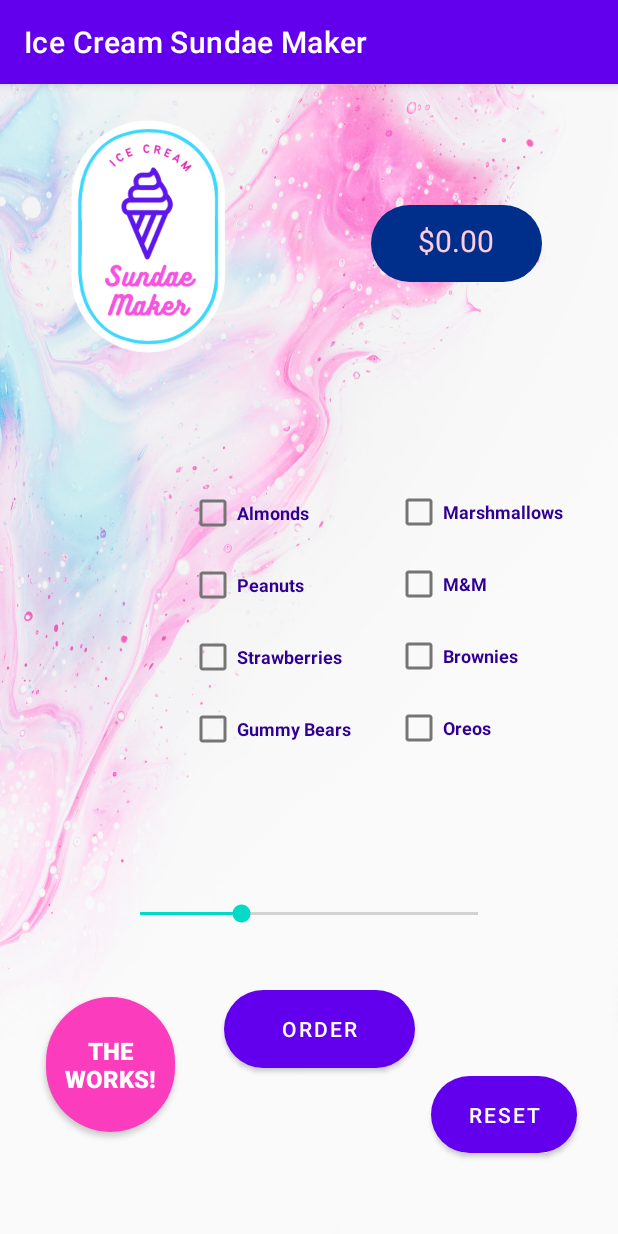
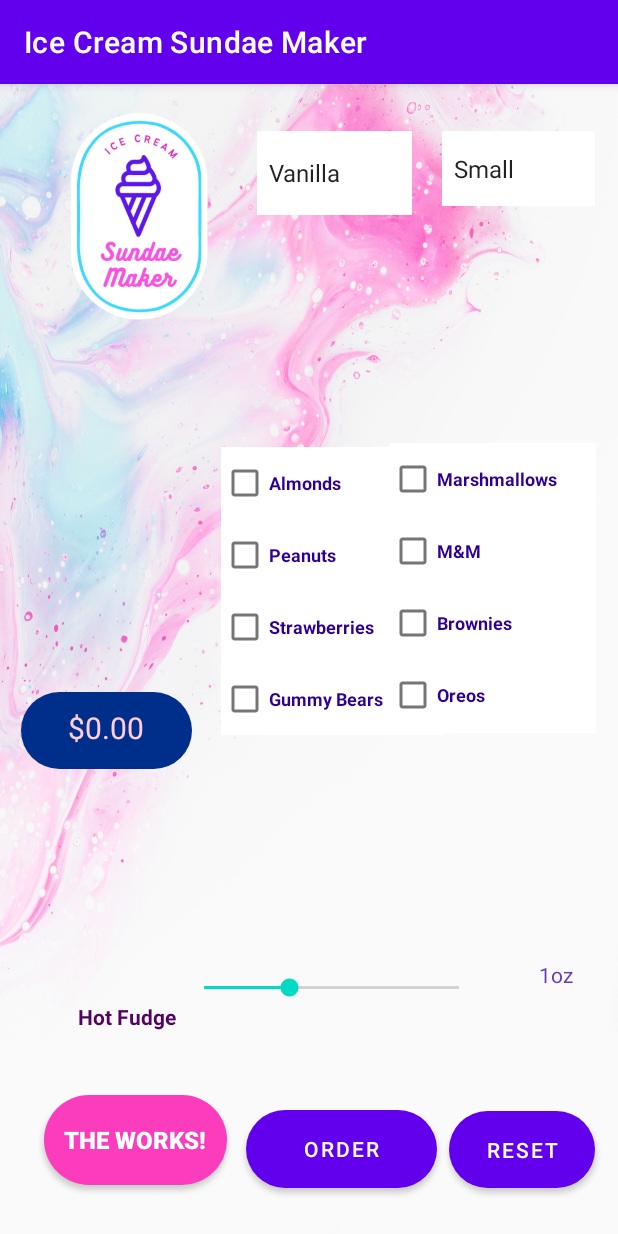
Before and after one commit to MailingDelgadoMedina/Ice_Cream_Sundae_Maker, an Android app: the screen it shows after launch (MainActivity), on a phone screen of 412 x 824 dp. Run offline under Robolectric (Android 15) with nearby library versions, the phone set to English and light mode, and no system bars.

Commit message:
finished front end its not wired up yet

```diff
--- a/app/src/main/java/com/mailingdelgadomedina/icecreamsundaemaker/MainActivity.java
+++ b/app/src/main/java/com/mailingdelgadomedina/icecreamsundaemaker/MainActivity.java
@@ -1,7 +1,10 @@
 package com.mailingdelgadomedina.icecreamsundaemaker;
+
+
 
 import androidx.appcompat.app.AppCompatActivity;
 
+import android.annotation.SuppressLint;
 import android.os.Bundle;
 import android.widget.SeekBar;
 import android.widget.TextView;
@@ -9,18 +12,19 @@ import android.widget.Toast;
 
 public class MainActivity extends AppCompatActivity {
 SeekBar seekbar;
-TextView textView;
+TextView hotFudgeTextView;
     @Override
     protected void onCreate(Bundle savedInstanceState) {
         super.onCreate(savedInstanceState);
         setContentView(R.layout.activity_main);
         seekbar = findViewById(R.id.seekBar);
-        textView = findViewById(R.id.textView);
+        hotFudgeTextView = findViewById(R.id.hotfudge_oz_textView);
         seekbar.setOnSeekBarChangeListener(new SeekBar.OnSeekBarChangeListener() {
+            @SuppressLint("SetTextI18n")
             @Override
             public void onProgressChanged(SeekBar seekBar, int progress, boolean fromUser) {
                 Toast.makeText(MainActivity.this,"Progress Updated", Toast.LENGTH_SHORT).show();
-            textView.setText(Integer.toString(progress));
+            hotFudgeTextView.setText(Integer.toString(progress)+"oz");
             }
 
             @Override
--- a/app/src/main/res/layout/activity_main.xml
+++ b/app/src/main/res/layout/activity_main.xml
@@ -26,16 +26,18 @@
         app:flow_verticalAlign="center"
         app:layout_constraintBottom_toBottomOf="parent"
         app:layout_constraintEnd_toEndOf="parent"
-        app:layout_constraintHorizontal_bias="0.831"
+        app:layout_constraintHorizontal_bias="0.047"
         app:layout_constraintStart_toStartOf="parent"
         app:layout_constraintTop_toTopOf="parent"
-        app:layout_constraintVertical_bias="0.113" />
+        app:layout_constraintVertical_bias="0.566" />
 
     <androidx.appcompat.widget.AppCompatButton
         android:id="@+id/theworks_button"
-        android:layout_width="86dp"
-        android:layout_height="90dp"
+        android:layout_width="122dp"
+        android:layout_height="60dp"
 
+        android:layout_marginStart="29dp"
+        android:layout_marginEnd="26dp"
         android:background="@drawable/my_button_border"
         android:text="@string/the_works"
         android:textColor="#FFFFFF"
@@ -43,15 +45,16 @@
         android:textStyle="bold"
         app:layout_constraintBottom_toBottomOf="parent"
         app:layout_constraintEnd_toEndOf="parent"
-        app:layout_constraintHorizontal_bias="0.095"
+        app:layout_constraintEnd_toStartOf="@+id/size_spinner"
+        app:layout_constraintHorizontal_bias="0.0"
         app:layout_constraintStart_toStartOf="parent"
         app:layout_constraintTop_toTopOf="parent"
-        app:layout_constraintVertical_bias="0.898" />
+        app:layout_constraintVertical_bias="0.952" />
 
     <ImageView
         android:id="@+id/imageView"
-        android:layout_width="256dp"
-        android:layout_height="242dp"
+        android:layout_width="240dp"
+        android:layout_height="215dp"
 
         android:layout_marginStart="-30dp"
         android:layout_marginTop="-20dp"
@@ -59,7 +62,7 @@
         android:padding="0dp"
         app:layout_constraintBottom_toBottomOf="parent"
         app:layout_constraintEnd_toEndOf="parent"
-        app:layout_constraintHorizontal_bias="0.0"
+        app:layout_constraintHorizontal_bias="0.009"
         app:layout_constraintStart_toStartOf="parent"
         app:layout_constraintTop_toTopOf="parent"
         app:layout_constraintVertical_bias="0.0"
@@ -73,10 +76,10 @@
         android:text="@string/reset"
         app:layout_constraintBottom_toBottomOf="parent"
         app:layout_constraintEnd_toEndOf="parent"
-        app:layout_constraintHorizontal_bias="0.914"
+        app:layout_constraintHorizontal_bias="0.951"
         app:layout_constraintStart_toStartOf="parent"
         app:layout_constraintTop_toTopOf="parent"
-        app:layout_constraintVertical_bias="0.923" />
+        app:layout_constraintVertical_bias="0.955" />
 
     <Button
         android:id="@+id/order_button"
@@ -86,25 +89,134 @@
         android:text="@string/order"
         app:layout_constraintBottom_toBottomOf="parent"
         app:layout_constraintEnd_toEndOf="parent"
-        app:layout_constraintHorizontal_bias="0.524"
+        app:layout_constraintHorizontal_bias="0.576"
         app:layout_constraintStart_toStartOf="parent"
-        app:layout_constraintTop_toBottomOf="@+id/linearLayout"
-        app:layout_constraintVertical_bias="0.572" />
+        app:layout_constraintTop_toTopOf="parent"
+        app:layout_constraintVertical_bias="0.955" />
+
+    <LinearLayout
+        android:id="@+id/left_LinearLayout"
+        android:layout_width="149dp"
+        android:layout_height="192dp"
+
+        android:background="#FFFFFF"
+        android:orientation="vertical"
+        app:layout_constraintBottom_toBottomOf="parent"
+        app:layout_constraintEnd_toEndOf="parent"
+        app:layout_constraintHorizontal_bias="0.56"
+        app:layout_constraintStart_toStartOf="parent"
+        app:layout_constraintTop_toTopOf="parent"
+        app:layout_constraintVertical_bias="0.42">
+
+        <CheckBox
+            android:id="@+id/almonds_checkBox"
+            android:layout_width="113dp"
+            android:layout_height="wrap_content"
+            android:text="@string/almonds"
+            android:textColor="#2F0092"
+            android:textColorHighlight="#E91E63"
+            android:textColorLink="#E91E63"
+            android:textSize="12sp"
+            android:textStyle="bold"
+            tools:ignore="HardcodedText" />
+
+        <CheckBox
+            android:id="@+id/peanuts_checkBox"
+            android:layout_width="117dp"
+            android:layout_height="wrap_content"
+            android:text="@string/peanuts"
+            android:textColor="#2F0092"
+            android:textColorHighlight="#E91E63"
+            android:textColorLink="#E91E63"
+            android:textSize="12sp"
+            android:textStyle="bold"
+            tools:ignore="HardcodedText" />
+
+        <CheckBox
+            android:id="@+id/strawberries_checkBox"
+            android:layout_width="wrap_content"
+            android:layout_height="wrap_content"
+            android:text="@string/strawberries"
+            android:textColor="#2F0092"
+            android:textColorHighlight="#E91E63"
+            android:textColorLink="#E91E63"
+            android:textSize="12sp"
+            android:textStyle="bold" />
+
+        <CheckBox
+            android:id="@+id/gummybears_checkBox"
+            android:layout_width="wrap_content"
+            android:layout_height="wrap_content"
+            android:text="@string/gummy_bears"
+            android:textColor="#2F0092"
+            android:textColorHighlight="#E91E63"
+            android:textColorLink="#E91E63"
+            android:textSize="12sp"
+            android:textStyle="bold"
+            tools:ignore="HardcodedText" />
+
+    </LinearLayout>
+
+    <SeekBar
+        android:id="@+id/seekBar"
+
+        android:layout_width="202dp"
+        android:layout_height="46dp"
+        android:clickable="true"
+        android:focusable="true"
+        android:indeterminate="false"
+        android:max="3"
+        android:progress="1"
+        app:layout_constraintBottom_toBottomOf="parent"
+        app:layout_constraintEnd_toEndOf="parent"
+        app:layout_constraintHorizontal_bias="0.572"
+        app:layout_constraintStart_toStartOf="parent"
+        app:layout_constraintTop_toTopOf="parent"
+        app:layout_constraintVertical_bias="0.803" />
+
+    <TextView
+        android:id="@+id/seekbar_label_textView"
+        android:layout_width="wrap_content"
+        android:layout_height="wrap_content"
+        android:layout_marginBottom="50dp"
+        android:text="@string/hot_fudge"
+        android:textColor="#520260"
+        android:textStyle="bold"
+        app:layout_constraintBottom_toBottomOf="parent"
+        app:layout_constraintEnd_toStartOf="@+id/seekBar"
+        app:layout_constraintHorizontal_bias="0.957"
+        app:layout_constraintStart_toStartOf="parent"
+        app:layout_constraintTop_toBottomOf="@+id/size_spinner"
+        app:layout_constraintVertical_bias="0.86" />
+
+    <TextView
+        android:id="@+id/hotfudge_oz_textView"
+        android:layout_width="32dp"
+        android:layout_height="16dp"
+        android:layout_marginStart="37dp"
+        android:hint="@string/_1oz"
+        android:textColor="#673AB7"
+        android:textColorHint="#673AB7"
+        app:layout_constraintBottom_toBottomOf="parent"
+        app:layout_constraintEnd_toEndOf="parent"
+        app:layout_constraintHorizontal_bias="0.0"
+        app:layout_constraintStart_toEndOf="@+id/seekBar"
+        app:layout_constraintTop_toTopOf="parent"
+        app:layout_constraintVertical_bias="0.777" />
 
     <LinearLayout
         android:id="@+id/linearLayout"
-        android:layout_width="0dp"
+        android:layout_width="138dp"
         android:layout_height="193dp"
-        android:layout_marginStart="8dp"
 
-        android:layout_marginEnd="27dp"
-
+        android:background="#FFFFFF"
         android:orientation="vertical"
         app:layout_constraintBottom_toBottomOf="parent"
         app:layout_constraintEnd_toEndOf="parent"
-        app:layout_constraintStart_toEndOf="@+id/left_LinearLayout"
+        app:layout_constraintHorizontal_bias="0.947"
+        app:layout_constraintStart_toStartOf="parent"
         app:layout_constraintTop_toTopOf="parent"
-        app:layout_constraintVertical_bias="0.455">
+        app:layout_constraintVertical_bias="0.417">
 
         <CheckBox
             android:id="@+id/marshmallows_checkBox"
@@ -153,82 +265,31 @@
             tools:ignore="TextContrastCheck" />
     </LinearLayout>
 
-    <LinearLayout
-        android:id="@+id/left_LinearLayout"
-        android:layout_width="0dp"
-        android:layout_height="194dp"
-        android:layout_marginStart="126dp"
-        android:layout_marginEnd="8dp"
-
-        android:orientation="vertical"
+    <Spinner
+        android:id="@+id/size_spinner"
+        android:layout_width="102dp"
+        android:layout_height="50dp"
+        android:background="#FFFEFE"
+        android:backgroundTint="#FFFFFF"
+        android:entries="@array/ice_cream_size"
         app:layout_constraintBottom_toBottomOf="parent"
-        app:layout_constraintEnd_toStartOf="@+id/linearLayout"
+        app:layout_constraintEnd_toEndOf="parent"
+        app:layout_constraintHorizontal_bias="0.95"
         app:layout_constraintStart_toStartOf="parent"
         app:layout_constraintTop_toTopOf="parent"
-        app:layout_constraintVertical_bias="0.456">
+        app:layout_constraintVertical_bias="0.044" />
 
-        <CheckBox
-            android:id="@+id/almonds_checkBox"
-            android:layout_width="113dp"
-            android:layout_height="wrap_content"
-            android:text="@string/almonds"
-            android:textColor="#2F0092"
-            android:textColorHighlight="#E91E63"
-            android:textColorLink="#E91E63"
-            android:textSize="12sp"
-            android:textStyle="bold"
-            tools:ignore="HardcodedText" />
-
-        <CheckBox
-            android:id="@+id/peanuts_checkBox"
-            android:layout_width="117dp"
-            android:layout_height="wrap_content"
-            android:text="@string/peanuts"
-            android:textColor="#2F0092"
-            android:textColorHighlight="#E91E63"
-            android:textColorLink="#E91E63"
-            android:textSize="12sp"
-            android:textStyle="bold"
-            tools:ignore="HardcodedText" />
-
-        <CheckBox
-            android:id="@+id/strawberries_checkBox"
-            android:layout_width="wrap_content"
-            android:layout_height="wrap_content"
-            android:text="@string/strawberries"
-            android:textColor="#2F0092"
-            android:textColorHighlight="#E91E63"
-            android:textColorLink="#E91E63"
-            android:textSize="12sp"
-            android:textStyle="bold" />
-
-        <CheckBox
-            android:id="@+id/gummybears_checkBox"
-            android:layout_width="wrap_content"
-            android:layout_height="wrap_content"
-            android:text="@string/gummy_bears"
-            android:textColor="#2F0092"
-            android:textColorHighlight="#E91E63"
-            android:textColorLink="#E91E63"
-            android:textSize="12sp"
-            android:textStyle="bold"
-            tools:ignore="HardcodedText" />
-    </LinearLayout>
-
-    <SeekBar
-        android:id="@+id/seekBar"
-        android:layout_width="0dp"
-        android:layout_height="64dp"
-        android:layout_marginStart="77dp"
-        android:layout_marginEnd="77dp"
-        android:layout_marginBottom="78dp"
-        android:max="10"
-        android:progress="3"
+    <Spinner
+        android:id="@+id/flavors_spinner"
+        android:layout_width="103dp"
+        android:layout_height="56dp"
+        android:background="#FFFFFF"
+        android:entries="@array/ice_cream_flavors"
         app:layout_constraintBottom_toBottomOf="parent"
         app:layout_constraintEnd_toEndOf="parent"
-        app:layout_constraintHorizontal_bias="1.0"
+        app:layout_constraintHorizontal_bias="0.554"
         app:layout_constraintStart_toStartOf="parent"
         app:layout_constraintTop_toTopOf="parent"
-        app:layout_constraintVertical_bias="0.833" />
+        app:layout_constraintVertical_bias="0.044" />
 
 </androidx.constraintlayout.widget.ConstraintLayout>
--- a/app/src/main/res/values/strings.xml
+++ b/app/src/main/res/values/strings.xml
@@ -13,4 +13,17 @@
     <string name="strawberries">Strawberries</string>
     <string name="gummy_bears">Gummy Bears</string>
     <string name="app_logo">app_logo</string>
+    <string name="hot_fudge">Hot Fudge</string>
+    <string name="_1oz">1oz</string>
+    <string name="ice_cream">Ice Cream</string>
+    <string-array name="ice_cream_flavors">
+        <item>Vanilla</item>
+        <item>Chocolate</item>
+        <item>Strawberry</item>
+    </string-array>
+    <string-array name="ice_cream_size">
+        <item>Small</item>
+        <item>Medium</item>
+        <item>Large</item>
+    </string-array>
 </resources>
```
